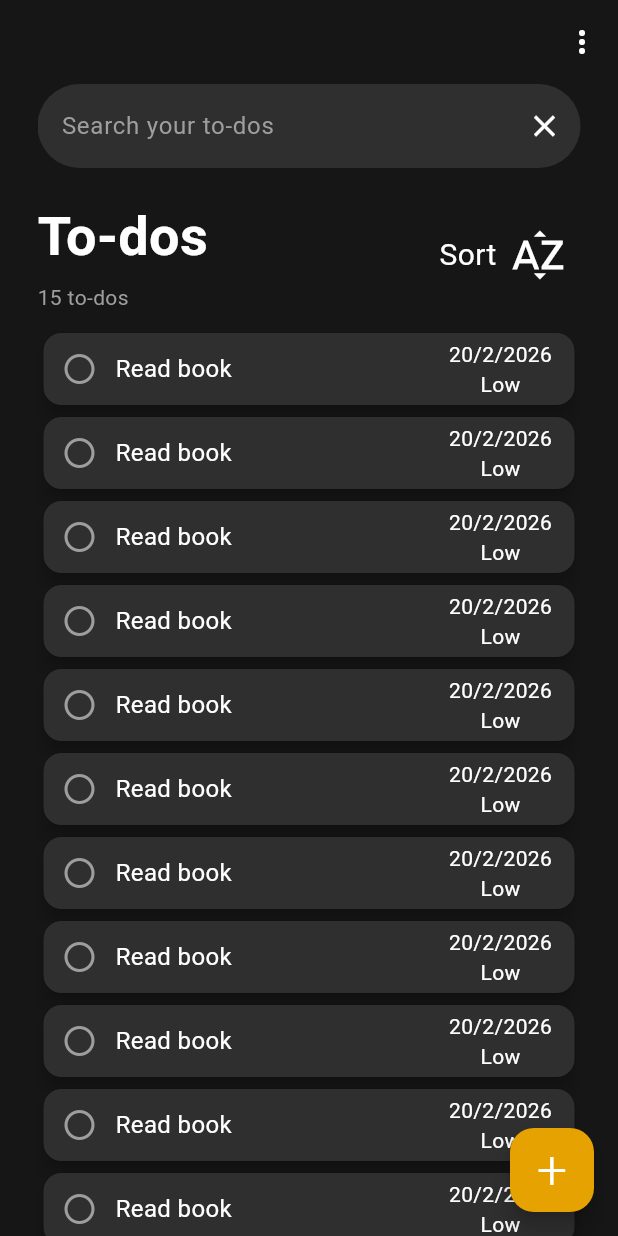
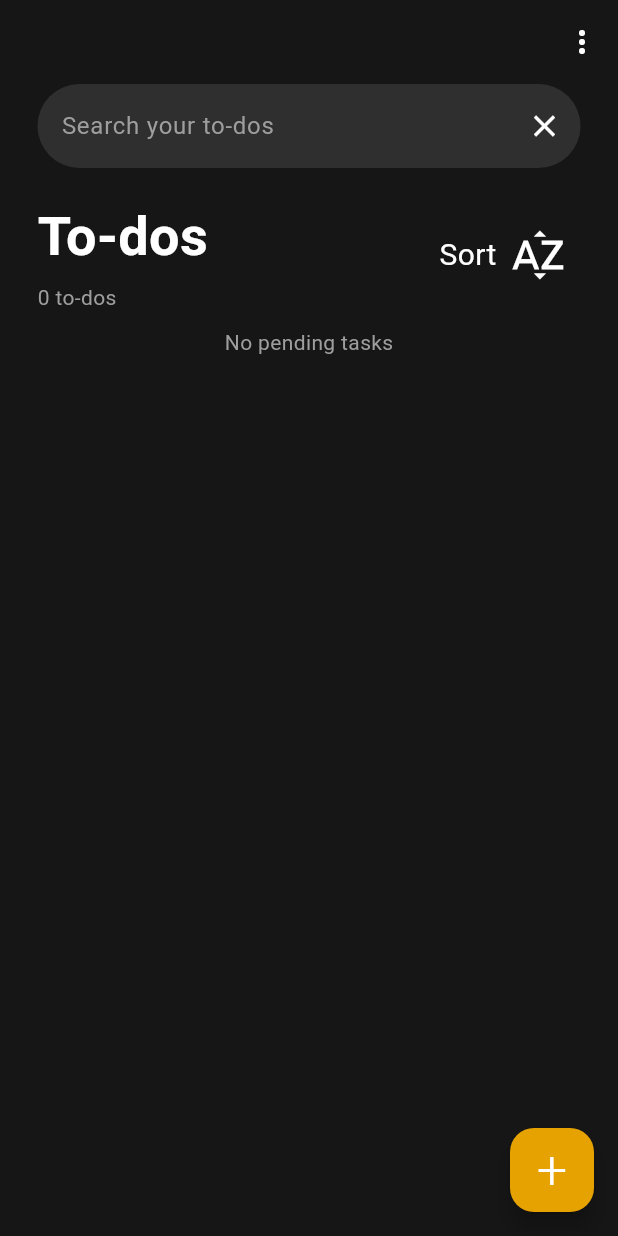
Before and after one commit to ThorScot2/To_Do_App, a Flutter app: the screen it shows after launch, after a tap on the "sort by alpha" icon, on a phone screen of 412 x 824 dp. Run offline on Flutter 3.47's test engine with Material 3 defaults, Android fonts, the phone set to English and light mode, and no system bars; our stand-ins replace hive, hive_flutter; accounts and stored records are empty; generated files the repository leaves out were written again.

Commit message:
feat: Integrate Hive for local data persistence
Integrates the Hive database to replace the in-memory task list, enabling local data storage.

Key changes:
- Adds `hive`, `hive_flutter`, `hive_generator`, and `build_runner` dependencies to `pubspec.yaml`.
- Modifies the `Task` model to be a `HiveObject` with `@HiveType` and `@HiveField` annotations for persistence.
- Updates `TaskProvider` to use a Hive `Box<Task>` instead of a `List<Task>`, removing mock data.
- Implements methods in `TaskProvider` to add, delete, and toggle task status directly in the Hive box.
- Initializes Hive in `main.dart` and registers the `TaskAdapter`.

```diff
--- a/lib/features/tasks/model/task_model.dart
+++ b/lib/features/tasks/model/task_model.dart
@@ -1,9 +1,19 @@
-import 'package:flutter/material.dart';
+import 'package:hive/hive.dart';
 
-class Task {
+part 'task_model.g.dart';
+
+@HiveType(typeId: 0)
+class Task extends HiveObject {
+  @HiveField(0)
   final String title;
-  final dynamic deadline;
+
+  @HiveField(1)
+  final DateTime? deadline;
+
+  @HiveField(2)
   final int priority;
+
+  @HiveField(3)
   bool isDone;
 
   Task({
--- a/lib/features/tasks/view/Customized_Widgets/Task_Card.dart
+++ b/lib/features/tasks/view/Customized_Widgets/Task_Card.dart
@@ -4,7 +4,7 @@ import 'package:to_do_app/Settings/App_Colors.dart';
 class TaskCard extends StatefulWidget {
   final String title;
   final int priority;
-  final DateTime deadline;
+  final dynamic deadline;
   final bool isDone;
   final VoidCallback? onToggleDone;
   final VoidCallback? onDelete;
--- a/lib/features/tasks/viewmodel/prov.dart
+++ b/lib/features/tasks/viewmodel/prov.dart
@@ -1,170 +1,41 @@
 import 'package:flutter/material.dart';
+import 'package:hive/hive.dart';
 import '../model/task_model.dart';
 
 class TaskProvider extends ChangeNotifier {
-  final List<Task> _tasks = [
-    Task(
-      title: "Buy groceries",
-      priority: 2,
-      deadline: DateTime.now().add(Duration(hours: 3)),
-      isDone: false,
-    ),
-    Task(
-      title: "Finish Flutter project",
-      priority: 3,
-      deadline: DateTime.now().add(Duration(days: 1)),
-      isDone: false,
-    ),
-    Task(
-      title: "Call mom",
-      priority: 1,
-      deadline: DateTime.now().add(Duration(hours: 5)),
-      isDone: true,
-    ),
-    Task(
-      title: "Read book",
-      priority: 1,
-      deadline: DateTime.now().add(Duration(days: 2)),
-      isDone: false,
-    ),
-    Task(
-      title: "Workout",
-      priority: 2,
-      deadline: DateTime.now().add(Duration(hours: 1)),
-      isDone: true,
-    ),
-    Task(
-      title: "Workout",
-      priority: 2,
-      deadline: DateTime.now().add(Duration(hours: 1)),
-      isDone: true,
-    ),
-    Task(
-      title: "Workout",
-      priority: 2,
-      deadline: DateTime.now().add(Duration(hours: 1)),
-      isDone: true,
-    ),
-    Task(
-      title: "Workout",
-      priority: 2,
-      deadline: DateTime.now().add(Duration(hours: 1)),
-      isDone: true,
-    ),
-    Task(
-      title: "Workout",
-      priority: 2,
-      deadline: DateTime.now().add(Duration(hours: 1)),
-      isDone: true,
-    ),
-    Task(
-      title: "Workout",
-      priority: 2,
-      deadline: DateTime.now().add(Duration(hours: 1)),
-      isDone: true,
-    ),
-    Task(
-      title: "Workout",
-      priority: 2,
-      deadline: DateTime.now().add(Duration(hours: 1)),
-      isDone: true,
-    ),
-    Task(
-      title: "Workout",
-      priority: 2,
-      deadline: DateTime.now().add(Duration(hours: 1)),
-      isDone: true,
-    ),
-    Task(
-      title: "Read book",
-      priority: 1,
-      deadline: DateTime.now().add(Duration(days: 2)),
-      isDone: false,
-    ),
-    Task(
-      title: "Read book",
-      priority: 1,
-      deadline: DateTime.now().add(Duration(days: 2)),
-      isDone: false,
-    ),
-    Task(
-      title: "Read book",
-      priority: 1,
-      deadline: DateTime.now().add(Duration(days: 2)),
-      isDone: false,
-    ),
-    Task(
-      title: "Read book",
-      priority: 1,
-      deadline: DateTime.now().add(Duration(days: 2)),
-      isDone: false,
-    ),
-    Task(
-      title: "Read book",
-      priority: 1,
-      deadline: DateTime.now().add(Duration(days: 2)),
-      isDone: false,
-    ),
-    Task(
-      title: "Read book",
-      priority: 1,
-      deadline: DateTime.now().add(Duration(days: 2)),
-      isDone: false,
-    ),
-    Task(
-      title: "Read book",
-      priority: 1,
-      deadline: DateTime.now().add(Duration(days: 2)),
-      isDone: false,
-    ),
-    Task(
-      title: "Read book",
-      priority: 1,
-      deadline: DateTime.now().add(Duration(days: 2)),
-      isDone: false,
-    ),
-    Task(
-      title: "Read book",
-      priority: 1,
-      deadline: DateTime.now().add(Duration(days: 2)),
-      isDone: false,
-    ),
-    Task(
-      title: "Read book",
-      priority: 1,
-      deadline: DateTime.now().add(Duration(days: 2)),
-      isDone: false,
-    ),
-    Task(
-      title: "Read book",
-      priority: 1,
-      deadline: DateTime.now().add(Duration(days: 2)),
-      isDone: false,
-    ),
-    Task(
-      title: "Read book",
-      priority: 1,
-      deadline: DateTime.now().add(Duration(days: 2)),
-      isDone: false,
-    ),
-  ]; //temp data for designing
+  late Box<Task> _taskBox;
+
+  TaskProvider() {
+    _init();
+  }
+
+  Future<void> _init() async {
+    _taskBox = Hive.box<Task>('tasks'); // Box مفتوح جاهز
+    notifyListeners(); // عشان ال UI يعرف
+  }
 
   String _searchQuery = "";
   bool _sortDescending = true;
   bool _hideCompleted = false;
 
+  Future<void> loadTasks() async {
+    _taskBox = Hive.box<Task>('tasksBox');
+    notifyListeners();
+  }
+
   void addTask(Task task) {
-    _tasks.add(task);
+    _taskBox.add(task);
     notifyListeners();
   }
 
   void toggleTaskDone(Task task) {
     task.isDone = !task.isDone;
+    task.save();
     notifyListeners();
   }
 
   void deleteTask(Task task) {
-    _tasks.remove(task);
+    _taskBox.delete(task);
     notifyListeners();
   }
 
@@ -185,7 +56,7 @@ class TaskProvider extends ChangeNotifier {
 
   // PRIVATE LISTS FOR UI OR ACTIONS ON PUBLIC LISTS
   List<Task> get _filteredTasks {
-    return _tasks.where((task) {
+      return _taskBox.values.where((task) {
       final matchesSearch = task.title.toLowerCase().contains(
         _searchQuery.toLowerCase(),
       );
--- a/lib/main.dart
+++ b/lib/main.dart
@@ -1,13 +1,28 @@
 import 'package:flutter/material.dart';
+import 'package:hive/hive.dart';
+import 'package:hive_flutter/hive_flutter.dart';
+import 'package:path_provider/path_provider.dart';
 import 'package:provider/provider.dart';
 import 'Settings/App_Colors.dart';
+import 'features/tasks/model/task_model.dart';
 import 'features/tasks/view/HomePage.dart';
 import 'features/tasks/viewmodel/prov.dart';
 
-void main() {
+void main() async {
+  WidgetsFlutterBinding.ensureInitialized();
+
+  final appDocDir = await getApplicationDocumentsDirectory();
+  Hive.init(appDocDir.path);
+
+  // سجل ال Adapter بتاع Task
+  Hive.registerAdapter(TaskAdapter());
+
+  // افتح البوكس
+  await Hive.openBox<Task>('tasks');
+
   runApp(
-    MultiProvider(
-      providers: [ChangeNotifierProvider(create: (_) => TaskProvider())],
+    ChangeNotifierProvider(
+      create: (_) => TaskProvider(),
       child: const MyApp(),
     ),
   );
--- a/pubspec.yaml
+++ b/pubspec.yaml
@@ -32,6 +32,7 @@ dependencies:
     sdk: flutter
   provider: ^5.0.0
   hive: ^2.2.3
+  hive_flutter: ^1.1.0
   path_provider: ^2.1.5
 
   # The following adds the Cupertino Icons font to your application.
@@ -42,12 +43,16 @@ dev_dependencies:
   flutter_test:
     sdk: flutter
 
+
   # The "flutter_lints" package below contains a set of recommended lints to
   # encourage good coding practices. The lint set provided by the package is
   # activated in the `analysis_options.yaml` file located at the root of your
   # package. See that file for information about deactivating specific lint
   # rules and activating additional ones.
   flutter_lints: ^6.0.0
+  hive_generator: ^2.0.1
+  build_runner: ^2.4.8
+
 
 # For information on the generic Dart part of this file, see the
 # following page: https://dart.dev/tools/pub/pubspec
```
Also changed, not shown: pubspec.lock, 1 other file.
